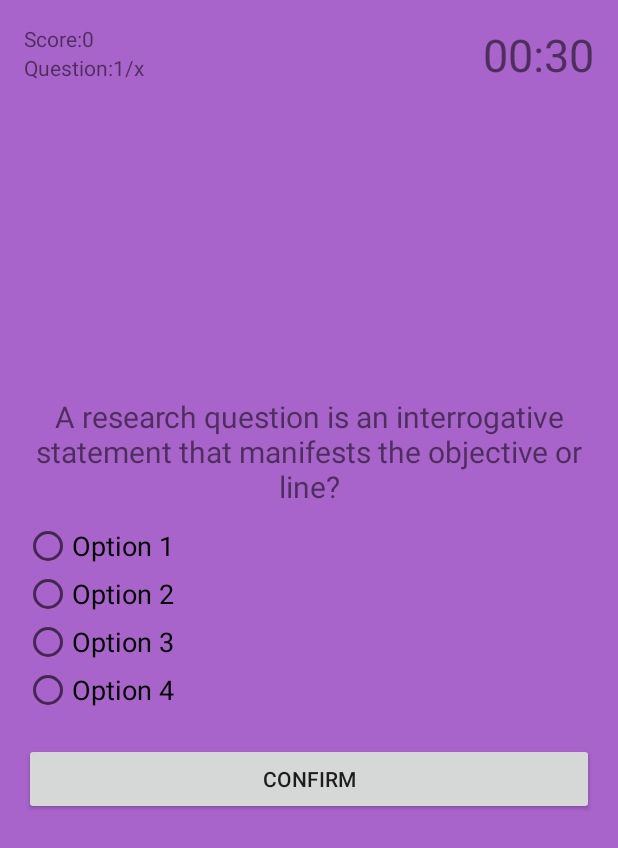
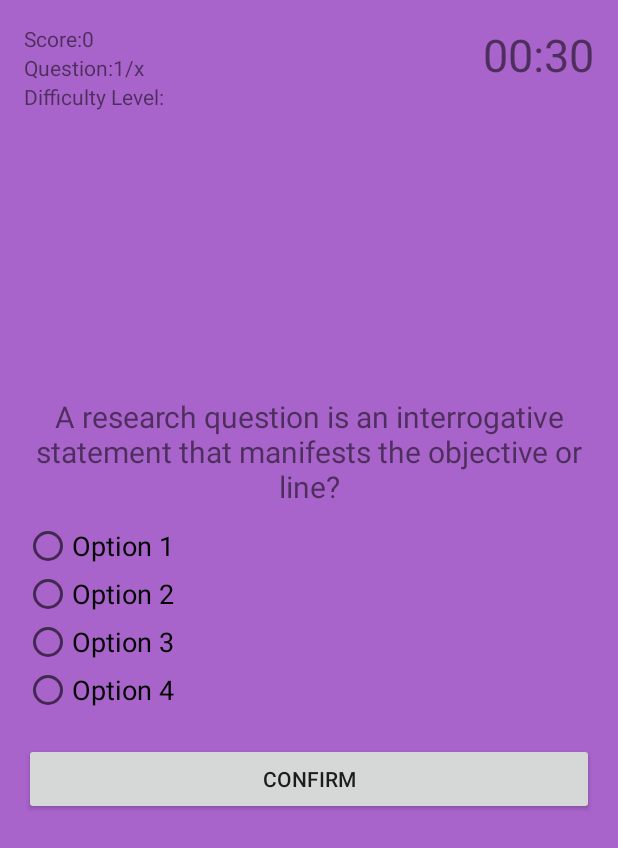
Before and after one commit to UsmanHaiderKhan/QuizApplication, an Android app: the layout activity_quiz.xml on its own in the app's theme, with its tools: preview values and no code run, on a phone screen of 412 x 824 dp. Shown: the top 848 px of the screen. Run offline under Robolectric (Android 15) with nearby library versions, the phone set to English and light mode, and no system bars.

Commit message:
Update added TextView Widget in the Project to show  the  difficulty level

```diff
--- a/app/src/main/res/layout/activity_quiz.xml
+++ b/app/src/main/res/layout/activity_quiz.xml
@@ -21,6 +21,14 @@
         android:layout_height="wrap_content"
         android:layout_below="@id/score_count"
         android:text="Question:1/x"
+        android:freezesText="true" />
+
+    <TextView
+        android:id="@+id/difficulty_text_View"
+        android:layout_width="wrap_content"
+        android:layout_height="wrap_content"
+        android:layout_below="@id/question_count"
+        android:text="Difficulty Level: "
         android:freezesText="true" />
 
     <TextView
```
